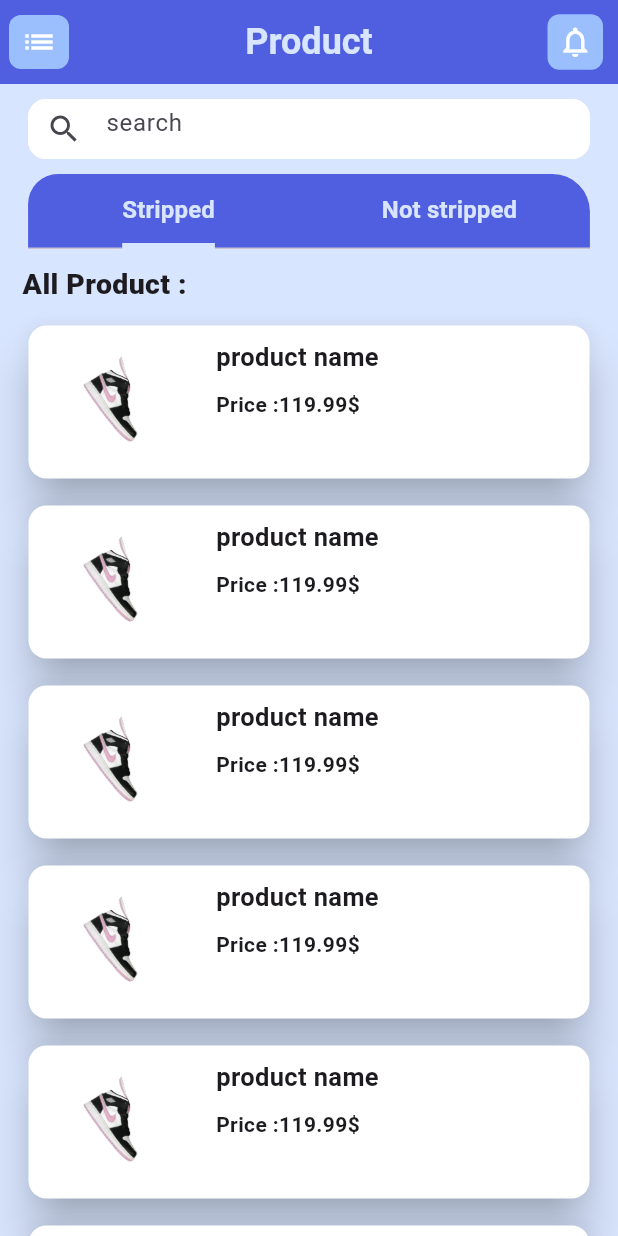
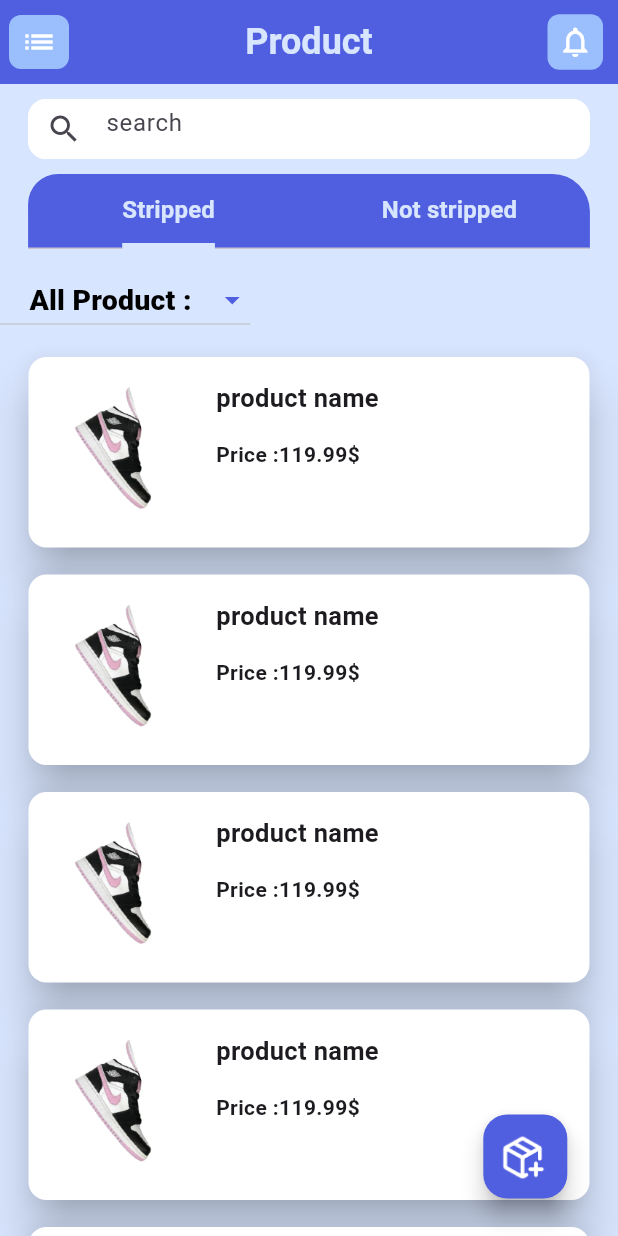
Before and after one commit to MasaAlayobi/Warehouse-Managment-Employee, a Flutter app: the InventoryView screen opened by its route, on a phone screen of 412 x 824 dp. Run offline on Flutter 3.47's test engine with Material 3 defaults, Android fonts, the phone set to English and light mode, and no system bars; our stand-ins replace dots_indicator, go_router.

Commit message:
Low stock products

```diff
--- a/lib/core/resourse/app_color.dart
+++ b/lib/core/resourse/app_color.dart
@@ -1,7 +1,7 @@
 import 'package:flutter/material.dart';
 
 abstract class AppColor{
-  static const Color red=Colors.red;
+  static const Color red=Color(0xffFF3636);
   static const Color purple1= Color(0xffD8E5FE);
   static const Color purple2= Color(0xff5E6CE3);
   static const Color purple3= Color(0xff7C89EA);
--- a/lib/feature/inventory/inventory/Stripped/view/stripped_view.dart
+++ b/lib/feature/inventory/inventory/Stripped/view/stripped_view.dart
@@ -2,32 +2,106 @@ import 'package:flutter/material.dart';
 import 'package:mobile_warehouse_managment/core/resourse/app_color.dart';
 import 'package:mobile_warehouse_managment/feature/inventory/inventory/Stripped/widget/widget_product_stripped.dart';
 
-class StrippedView extends StatelessWidget {
+class StrippedView extends StatefulWidget {
   const StrippedView({super.key});
+
+  @override
+  State<StrippedView> createState() => _StrippedViewState();
+}
+
+class _StrippedViewState extends State<StrippedView> {
+  late bool isAllProduct;
+  @override
+  void initState() {
+    // TODO: implement initState
+    super.initState();
+    isAllProduct = true;
+  }
 
   @override
   Widget build(BuildContext context) {
     return Scaffold(
       backgroundColor: AppColor.purple1,
-       body: Column(
-        crossAxisAlignment:CrossAxisAlignment.start ,
+      body: Column(
+        crossAxisAlignment: CrossAxisAlignment.start,
         children: [
-          SizedBox(height: 10,),
-           Text(
-            '   All Product :',
-            style: const TextStyle(fontSize: 19, fontWeight: FontWeight.w800),
+          SizedBox(
+            height: 10,
+          ),
+          Row(
+            mainAxisAlignment: MainAxisAlignment.start,
+            children: [
+              DropdownButton<String>(
+                isExpanded: false,
+                items: [
+                  DropdownMenuItem<String>(
+                    value: 'All products',
+                    child: const Text('All products'),
+                    onTap: () {
+                      setState(() {
+                        isAllProduct = true;
+                      });
+                    },
+                  ),
+                  DropdownMenuItem<String>(
+                    value: 'Low stock products',
+                    child: const Text('Low stock products'),
+                    onTap: () {
+                      setState(() {
+                        isAllProduct = false;
+                      });
+                    },
+                  ),
+                ],
+                iconEnabledColor: AppColor.purple4,
+                onChanged: (value) {},
+                hint: Text(
+                    isAllProduct == true
+                        ? '    All Product :'
+                        : '    Low stock products :',
+                    style: const TextStyle(
+                        fontSize: 19,
+                        fontWeight: FontWeight.w800,
+                        color: AppColor.black)),
+              ),
+            ],
           ),
           Expanded(
             child: ListView.builder(
               itemCount: 13,
-              itemBuilder:
-            (context, index) {
-              return WidgetProductStripped(image: 'assets/images/Rectangle (4).png',title: 'product name',subTitle:"Price :119.99\$",subtitle2: "Quantity:1200",);
-            },),
+              itemBuilder: (context, index) {
+                return isAllProduct == true
+                    ? WidgetProductStripped(
+                      fillColor: AppColor.white,
+                        image: 'assets/images/Rectangle (4).png',
+                        title: 'product name',
+                        subTitle: "Price :119.99\$",
+                        subtitle2: "Quantity:1200",
+                      )
+                    : WidgetProductStripped(
+                      fillColor: AppColor.pink,
+                        image: 'assets/images/Rectangle (4).png',
+                        title: 'product name',
+                        subTitle: "Price :119.99\$",
+                        subtitle2: "Quantity:1200",
+                      );
+              },
+            ),
           )
         ],
       ),
+      floatingActionButton: Align(
+        alignment: Alignment(0.9,0.97),
+        child: FloatingActionButton(
+          child:Image.asset(
+            fit: BoxFit.contain,
+            width: 40,
+            height: 40,
+            'assets/images/addProduct.png',) ,
+          backgroundColor:AppColor.purple4,
 
+          onPressed: (){}),
+      ),
     );
   }
 }
--- a/lib/feature/inventory/inventory/Stripped/widget/widget_product_stripped.dart
+++ b/lib/feature/inventory/inventory/Stripped/widget/widget_product_stripped.dart
@@ -2,19 +2,20 @@ import 'package:flutter/material.dart';
 import 'package:mobile_warehouse_managment/core/resourse/app_color.dart';
 
 class WidgetProductStripped extends StatelessWidget {
-  const WidgetProductStripped({super.key, this.image, this.title, this.subTitle, this.subtitle2});
-final String? image;
-  final String? title;
-  final String? subTitle;
-  final String? subtitle2;
+  const WidgetProductStripped({super.key, required this.fillColor, required this.image, required this.title, required this.subTitle, required this.subtitle2});
+  final Color fillColor;
+final String image;
+  final String title;
+  final String subTitle;
+  final String subtitle2;
   @override
   Widget build(BuildContext context) {
     return Padding(
                 padding: const EdgeInsets.fromLTRB(15, 10, 15,0),
                 child: SizedBox(
-                  height: 110,
+                  height: 135,
                   child: Card(
-                    color: AppColor.white,
+                    color: fillColor,
                     elevation: 13,
                     child: Row(
                       mainAxisAlignment: MainAxisAlignment.start,
@@ -23,7 +24,7 @@ final String? image;
                           padding: const EdgeInsets.only(left: 5),
                           child: Container(
                             width: 90,
-                            height: 70,
+                            height: 100,
                             decoration: BoxDecoration(
                                 borderRadius: BorderRadius.circular(18),
                                 // color: AppColor.purple5
@@ -67,5 +68,6 @@ final String? image;
                   ),
                 ),
               );
+
   }
 }
--- a/pubspec.yaml
+++ b/pubspec.yaml
@@ -41,6 +41,7 @@ dependencies:
   go_router: ^14.2.0
   shared_preferences: ^2.2.3
   dots_indicator: ^3.0.0
+
 
 dev_dependencies:
   flutter_test:
```
Also changed, not shown: lib/feature/inventory/inventory/notStripped/view/not_stripped_view.dart (+29 -8 lines), lib/feature/inventory/inventory/notStripped/widget/widget_product_not_stripped.dart (+41 -14 lines), assets/images/addProduct.png (added).
